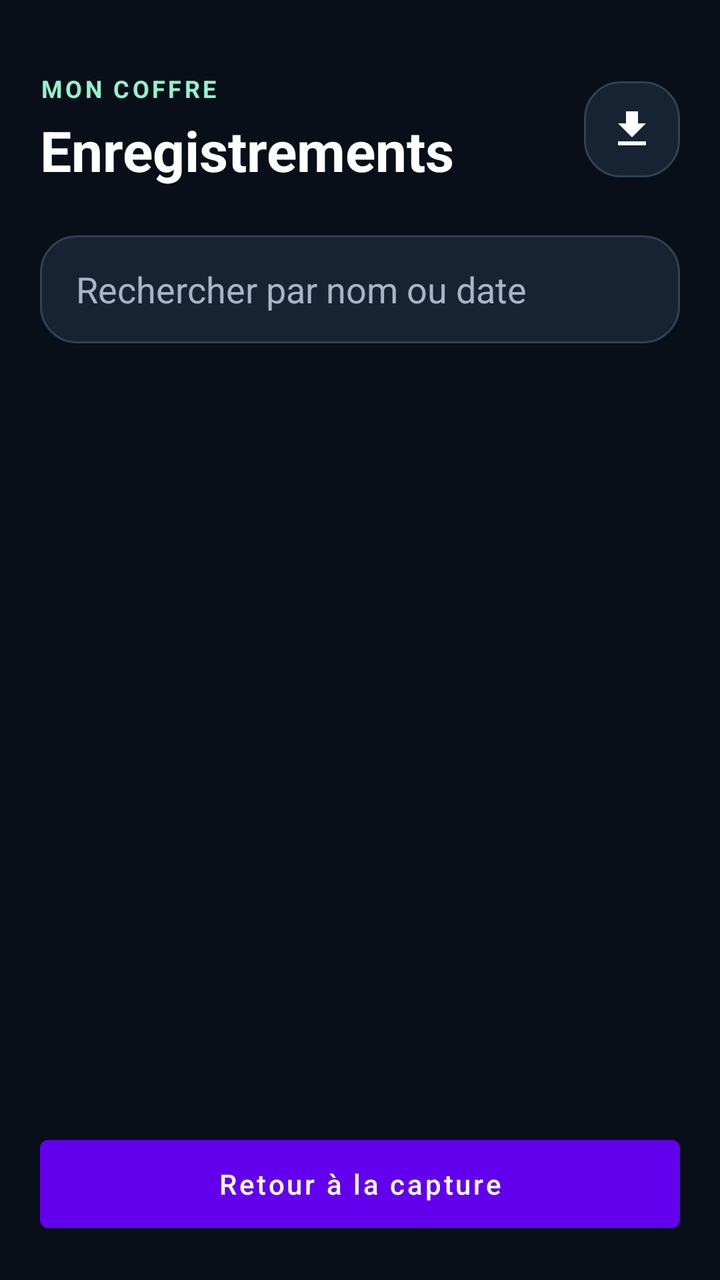
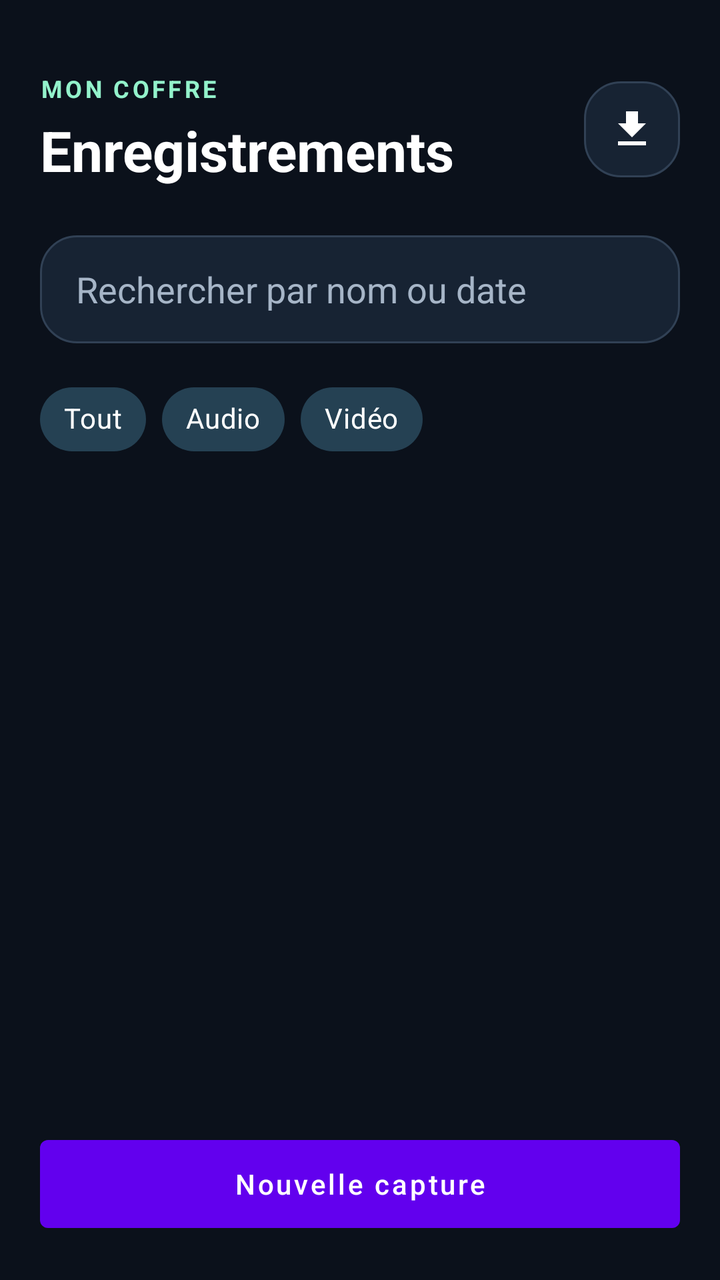

The first picture is an Android layout as it rendered before a commit; the second is the same layout after the commit. The layout source and the unified diff follow.
<!-- AndroidManifest.xml: activity theme Theme.EvidenceVault -->
<!-- res/layout/activity_vault.xml -->
<?xml version="1.0" encoding="utf-8"?>
<LinearLayout xmlns:android="http://schemas.android.com/apk/res/android"
    xmlns:app="http://schemas.android.com/apk/res-auto"
    android:layout_width="match_parent"
    android:layout_height="match_parent"
    android:orientation="vertical"
    android:background="#080F19"
    android:padding="20dp">

    <LinearLayout
        android:id="@+id/vaultContent"
        android:layout_width="match_parent"
        android:layout_height="match_parent"
        android:orientation="vertical">

    <LinearLayout
        android:layout_width="match_parent"
        android:layout_height="wrap_content"
        android:gravity="center_vertical"
        android:orientation="horizontal"
        android:paddingTop="16dp">

        <LinearLayout
            android:layout_width="0dp"
            android:layout_height="wrap_content"
            android:layout_weight="1"
            android:orientation="vertical">

            <TextView
                android:layout_width="wrap_content"
                android:layout_height="wrap_content"
                android:text="MON COFFRE"
                android:textSize="12sp"
                android:letterSpacing="0.12"
                android:textStyle="bold"
                android:textColor="#93F2CB" />

            <TextView
                android:id="@+id/txtTitle"
                android:layout_width="wrap_content"
                android:layout_height="wrap_content"
                android:layout_marginTop="4dp"
                android:text="Enregistrements"
                android:textSize="28sp"
                android:textStyle="bold"
                android:textColor="@android:color/white" />
        </LinearLayout>

        <ImageButton
            android:id="@+id/btnExport"
            android:layout_width="48dp"
            android:layout_height="48dp"
            android:background="@drawable/item_background_rounded"
            android:contentDescription="Exporter les preuves chiffrées"
            android:src="@drawable/ic_export"
            app:tint="@android:color/white" />
    </LinearLayout>

    <EditText
        android:id="@+id/searchBar"
        android:layout_width="match_parent"
        android:layout_height="54dp"
        android:layout_marginTop="24dp"
        android:background="@drawable/item_background_rounded"
        android:hint="Rechercher par nom ou date"
        android:inputType="text"
        android:singleLine="true"
        android:paddingHorizontal="18dp"
        android:textColor="@android:color/white"
        android:textColorHint="#A6B5C7" />

    <FrameLayout
        android:layout_width="match_parent"
        android:layout_height="0dp"
        android:layout_weight="1"
        android:layout_marginTop="20dp">

        <androidx.recyclerview.widget.RecyclerView
            android:id="@+id/recyclerEvidence"
            android:layout_width="match_parent"
            android:layout_height="match_parent"
            android:clipToPadding="false"
            android:paddingBottom="16dp" />

        <TextView
            android:id="@+id/emptyState"
            android:layout_width="match_parent"
            android:layout_height="wrap_content"
            android:layout_gravity="center"
            android:gravity="center"
            android:padding="24dp"
            android:text="Aucune preuve enregistrée pour le moment.\nVos captures chiffrées apparaîtront ici."
            android:textColor="#A6B5C7"
            android:textSize="15sp"
            android:visibility="gone" />
    </FrameLayout>

    <Button
        android:id="@+id/btnRecord"
        android:layout_width="match_parent"
        android:layout_height="56dp"
        android:text="Retour à la capture"
        android:textAllCaps="false"
        android:contentDescription="Revenir à l'écran de capture" />
    </LinearLayout>
</LinearLayout>
<!-- resources referenced by this layout -->
<resources>
  <!-- drawable ic_export (drawable) -->
  <vector xmlns:android="http://schemas.android.com/apk/res/android"
      android:width="24dp"
      android:height="24dp"
      android:viewportWidth="24"
      android:viewportHeight="24">
    <path
        android:fillColor="@android:color/white"
        android:pathData="M19,9h-4V3H9v6H5l7,7 7,-7zM5,18v2h14v-2H5z"/>
  </vector>
  <!-- drawable item_background_rounded (drawable) -->
  <shape xmlns:android="http://schemas.android.com/apk/res/android" android:shape="rectangle">
      <solid android:color="#172333"/>
      <stroke android:width="1dp" android:color="#314155"/>
      <corners android:radius="18dp"/>
  </shape>
  <style name="Theme.EvidenceVault" parent="Theme.MaterialComponents.DayNight.NoActionBar" />
</resources>

<!-- the commit's change to res/layout/activity_vault.xml (unified diff, before → after) -->
@@ -4,7 +4,7 @@
     android:layout_width="match_parent"
     android:layout_height="match_parent"
     android:orientation="vertical"
-    android:background="#080F19"
+    android:background="#0B111B"
     android:padding="20dp">
 
     <LinearLayout
@@ -69,6 +69,44 @@
         android:textColor="@android:color/white"
         android:textColorHint="#A6B5C7" />
 
+    <com.google.android.material.chip.ChipGroup
+        android:id="@+id/filterChips"
+        android:layout_width="match_parent"
+        android:layout_height="wrap_content"
+        android:layout_marginTop="14dp"
+        app:singleSelection="true"
+        app:selectionRequired="true"
+        app:checkedChip="@id/chipAll">
+
+        <com.google.android.material.chip.Chip
+            android:id="@+id/chipAll"
+            style="@style/Widget.MaterialComponents.Chip.Choice"
+            android:layout_width="wrap_content"
+            android:layout_height="wrap_content"
+            android:text="Tout"
+            android:checked="true"
+            app:chipBackgroundColor="#254153"
+            android:textColor="#FFFFFF" />
+
+        <com.google.android.material.chip.Chip
+            android:id="@+id/chipAudio"
+            style="@style/Widget.MaterialComponents.Chip.Choice"
+            android:layout_width="wrap_content"
+            android:layout_height="wrap_content"
+            android:text="Audio"
+            app:chipBackgroundColor="#254153"
+            android:textColor="#FFFFFF" />
+
+        <com.google.android.material.chip.Chip
+            android:id="@+id/chipVideo"
+            style="@style/Widget.MaterialComponents.Chip.Choice"
+            android:layout_width="wrap_content"
+            android:layout_height="wrap_content"
+            android:text="Vidéo"
+            app:chipBackgroundColor="#254153"
+            android:textColor="#FFFFFF" />
+    </com.google.android.material.chip.ChipGroup>
+
     <FrameLayout
         android:layout_width="match_parent"
         android:layout_height="0dp"
@@ -99,7 +137,7 @@
         android:id="@+id/btnRecord"
         android:layout_width="match_parent"
         android:layout_height="56dp"
-        android:text="Retour à la capture"
+        android:text="Nouvelle capture"
         android:textAllCaps="false"
         android:contentDescription="Revenir à l'écran de capture" />
     </LinearLayout>
